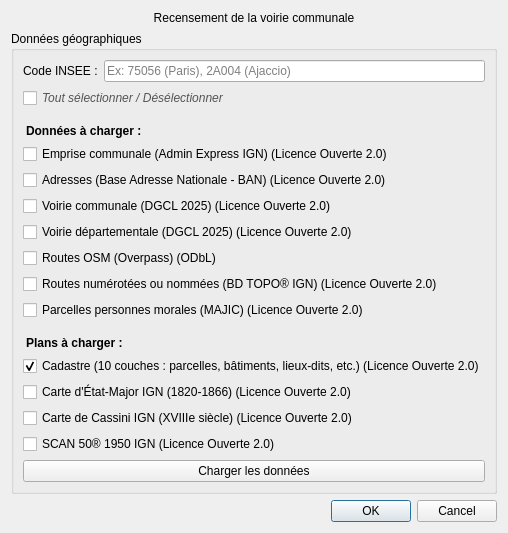
The window that chemins_ruraux_dialog_base.ui (Cliath/chemins_ruraux) describes before a commit, drawn with Qt 5.
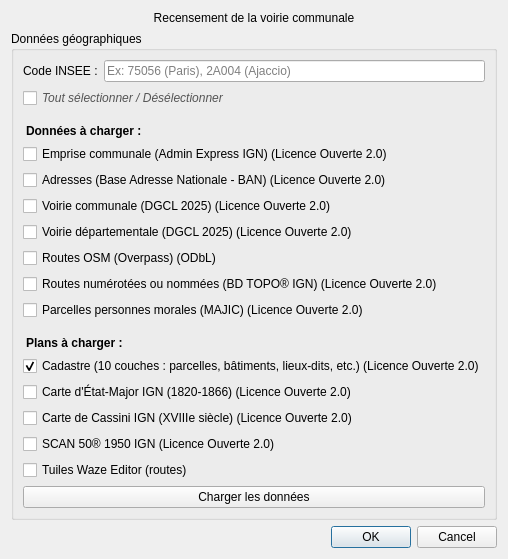
The same window after the commit.

Patch:
```diff
--- a/chemins_ruraux_dialog_base.ui
+++ b/chemins_ruraux_dialog_base.ui
@@ -191,6 +191,16 @@
         </property>
        </widget>
       </item>
+      <item>
+       <widget class="QCheckBox" name="chkWazeTiles">
+        <property name="text">
+         <string>Tuiles Waze Editor (routes)</string>
+        </property>
+        <property name="toolTip">
+         <string>Charge les tuiles XYZ Waze Editor (routes) comme fond de plan raster</string>
+        </property>
+       </widget>
+      </item>
       <item>
        <widget class="QPushButton" name="btnLoadCadastre">
         <property name="text">
```
